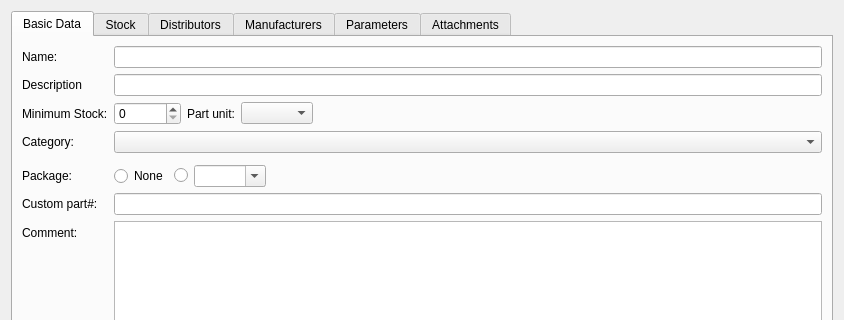
Above: src/partdialog.ui from jassuncao/myparts before the change; both pictures show x 0 to 844 and y 0 to 320 of the 844 by 458 pixel window. Below: the same form after it.
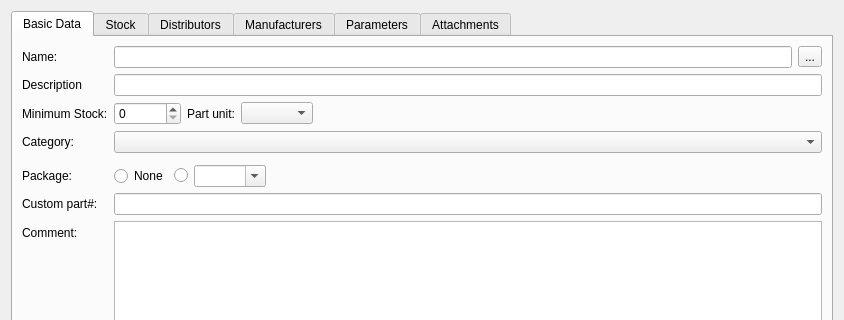
That is the form after the change. Icons and pictures are not drawn. Custom widgets are drawn as their Qt base class.

```diff
--- a/src/partdialog.ui
+++ b/src/partdialog.ui
@@ -40,7 +40,18 @@
         </widget>
        </item>
        <item row="0" column="1">
-        <widget class="QLineEdit" name="partNameEdit"/>
+        <layout class="QHBoxLayout" name="horizontalLayout_9">
+         <item>
+          <widget class="QLineEdit" name="partNameEdit"/>
+         </item>
+         <item>
+          <widget class="QToolButton" name="importButton">
+           <property name="text">
+            <string>...</string>
+           </property>
+          </widget>
+         </item>
+        </layout>
        </item>
        <item row="1" column="0">
         <widget class="QLabel" name="label_2">
```
